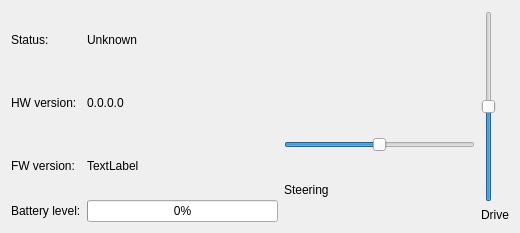
Before: the Qt Designer form ui/pyxtremew.ui in williamledda/py-offroader-ctrl, drawn with Qt 5.
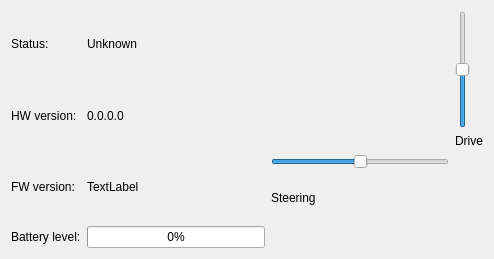
After: the same form once the commit is applied.

```diff
--- a/ui/pyxtremew.ui
+++ b/ui/pyxtremew.ui
@@ -6,8 +6,8 @@
    <rect>
     <x>0</x>
     <y>0</y>
-    <width>520</width>
-    <height>233</height>
+    <width>494</width>
+    <height>259</height>
    </rect>
   </property>
   <property name="windowTitle">
@@ -28,7 +28,7 @@
      </property>
     </widget>
    </item>
-   <item row="0" column="3" rowspan="4">
+   <item row="0" column="3" rowspan="2">
     <layout class="QVBoxLayout" name="verticalLayout_2">
      <item>
       <widget class="QSlider" name="motorSlider">
@@ -83,7 +83,7 @@
      </property>
     </widget>
    </item>
-   <item row="2" column="2" rowspan="2">
+   <item row="2" column="2">
     <layout class="QVBoxLayout" name="verticalLayout">
      <item>
       <widget class="QSlider" name="steeringSlider">
```
Left out of the diff: 2 changed lines with no effect on the pictures.
